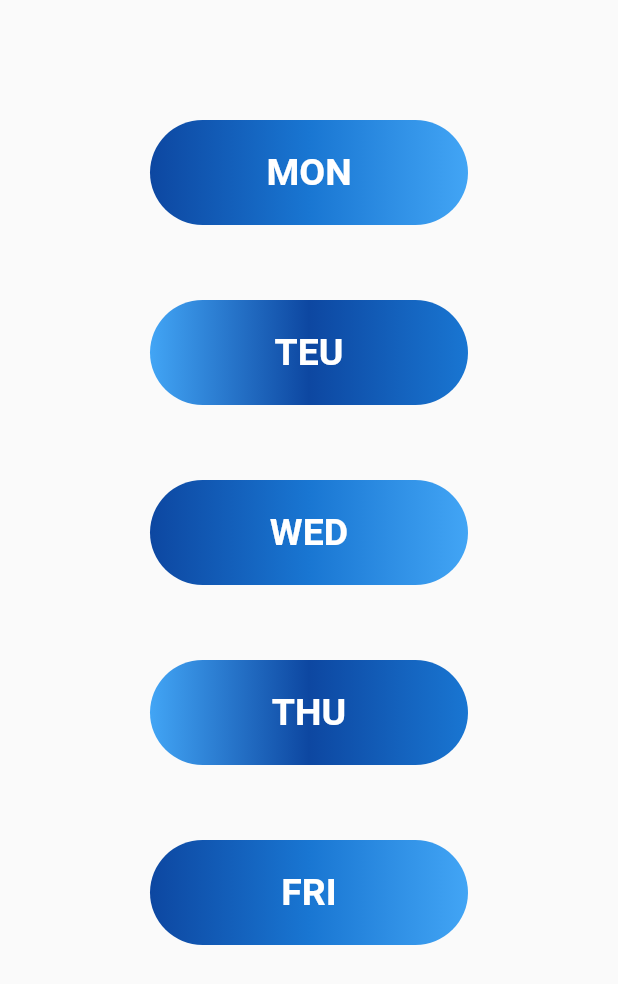
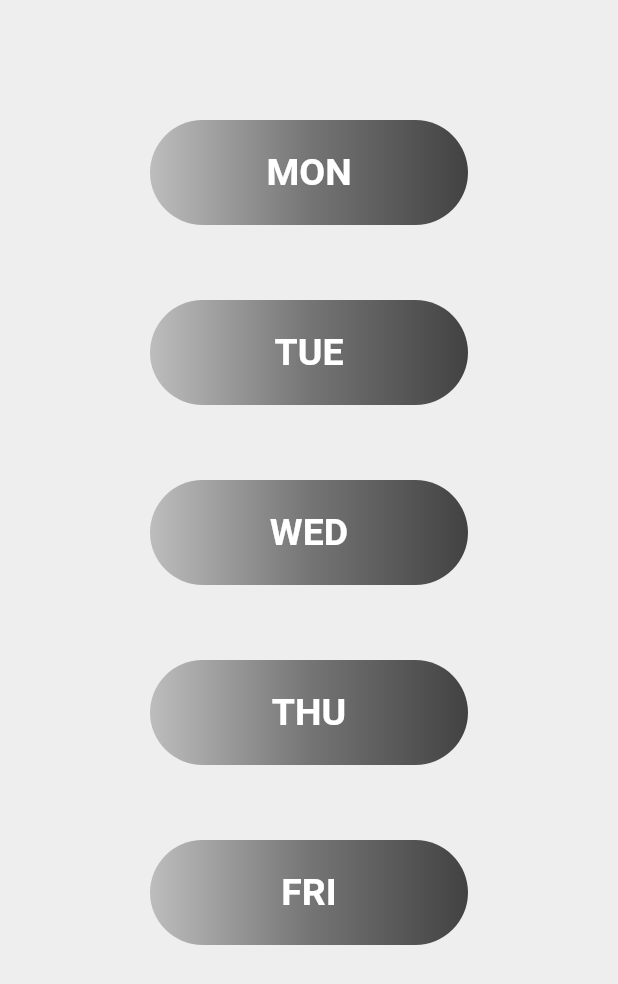
Before and after one commit to fuadmansoork/Go_To_Live, a Flutter app: the Days screen opened by its route, on a phone screen of 412 x 824 dp. Shown: the top 984 px of the screen. Run offline on Flutter 3.47's test engine with Material 2 defaults, Android fonts, the phone set to English and light mode, and no system bars; our stand-ins replace google_fonts, sqflite, toggle_switch; accounts and stored records are empty.

```diff
--- a/GoToLive/lib/HomePage/Days.dart
+++ b/GoToLive/lib/HomePage/Days.dart
@@ -7,6 +7,7 @@ class Days extends StatelessWidget {
   @override
   Widget build(BuildContext context) {
     return Scaffold(
+        backgroundColor: Colors.grey[200],
         body: SingleChildScrollView(
             child: Column(children: [
           Column(
@@ -33,8 +34,8 @@ class Days extends StatelessWidget {
                               ));
                         },
                         child: Padding(
-                      padding:
-                          const EdgeInsets.only(top: 80, right: 100, left: 100),
+                          padding: const EdgeInsets.only(
+                              top: 80, right: 100, left: 100),
                           child: Container(
                               width: MediaQuery.of(context).size.width,
                               height: 70,
@@ -42,9 +43,9 @@ class Days extends StatelessWidget {
                                 color: Colors.blueGrey[100],
                                 borderRadius: BorderRadius.circular(300),
                                 gradient: LinearGradient(colors: <Color>[
-                              Color(0xFF0D47A1),
-                              Color(0xFF1976D2),
-                              Color(0xFF42A5F5),
+                                  Colors.grey[400],
+                                  Colors.grey[600],
+                                  Colors.grey[800]
                                 ]),
                               ),
                               child: Center(
@@ -75,13 +76,13 @@ class Days extends StatelessWidget {
                                 color: Colors.grey,
                                 borderRadius: BorderRadius.circular(300),
                                 gradient: LinearGradient(colors: <Color>[
-                              Color(0xFF42A5F5),
-                              Color(0xFF0D47A1),
-                              Color(0xFF1976D2),
+                                  Colors.grey[400],
+                                  Colors.grey[600],
+                                  Colors.grey[800]
                                 ]),
                               ),
                               child: Center(
-                              child: Text('TEU',
+                                  child: Text('TUE',
                                       style: TextStyle(
                                           color: Colors.white,
                                           fontSize: 25,
@@ -108,9 +109,9 @@ class Days extends StatelessWidget {
                                 color: Colors.grey,
                                 borderRadius: BorderRadius.circular(300),
                                 gradient: LinearGradient(colors: <Color>[
-                              Color(0xFF0D47A1),
-                              Color(0xFF1976D2),
-                              Color(0xFF42A5F5),
+                                  Colors.grey[400],
+                                  Colors.grey[600],
+                                  Colors.grey[800]
                                 ]),
                               ),
                               child: Center(
@@ -141,9 +142,9 @@ class Days extends StatelessWidget {
                                 color: Colors.grey,
                                 borderRadius: BorderRadius.circular(300),
                                 gradient: LinearGradient(colors: <Color>[
-                              Color(0xFF42A5F5),
-                              Color(0xFF0D47A1),
-                              Color(0xFF1976D2),
+                                  Colors.grey[400],
+                                  Colors.grey[600],
+                                  Colors.grey[800]
                                 ]),
                               ),
                               child: Center(
@@ -174,9 +175,9 @@ class Days extends StatelessWidget {
                                 color: Colors.grey,
                                 borderRadius: BorderRadius.circular(300),
                                 gradient: LinearGradient(colors: <Color>[
-                              Color(0xFF0D47A1),
-                              Color(0xFF1976D2),
-                              Color(0xFF42A5F5),
+                                  Colors.grey[400],
+                                  Colors.grey[600],
+                                  Colors.grey[800]
                                 ]),
                               ),
                               child: Center(
--- a/GoToLive/lib/HomePage/Homepage.dart
+++ b/GoToLive/lib/HomePage/Homepage.dart
@@ -32,13 +32,12 @@ class HomePage extends StatelessWidget {
                         gradient: LinearGradient(colors: <Color>[
                           Color(0xFF1E88E5),
                           Color(0xFF1976D2),
-                          Color(0xFF42A5F5),
                         ]),
                         shape: BoxShape.circle,
                       ),
                       child: Icon(
                         Icons.arrow_forward_ios,
-                        color: Colors.cyan,
+                        color: Colors.white,
                       )),
                 ),
               )
--- a/GoToLive/lib/main.dart
+++ b/GoToLive/lib/main.dart
@@ -1,8 +1,6 @@
 import 'package:flutter/material.dart';
 
 import 'Days/monday/monday.dart';
-
-import 'Days/tuesday.dart';
 
 import 'HomePage/Days.dart';
 import 'HomePage/Homepage.dart';
@@ -16,6 +14,7 @@ class MyApp extends StatelessWidget {
   @override
   Widget build(BuildContext context) {
     return MaterialApp(
+      debugShowCheckedModeBanner: false,
       title: 'Flutter Demo',
       theme: ThemeData(
         // This is the theme of your application.
--- a/GoToLive/pubspec.yaml
+++ b/GoToLive/pubspec.yaml
@@ -28,6 +28,7 @@ dependencies:
   sqflite: any
   path_provider: any
   toggle_switch: "^0.1.8"
+
 
 
   # The following adds the Cupertino Icons font to your application.
```
Also changed, not shown: GoToLive/lib/Days/monday/input.dart (+10 -2 lines), GoToLive/lib/Days/monday/monday.dart (+48 -11 lines), GoToLive/lib/Days/monday/update.dart (+14 -7 lines), GoToLive/lib/Days/tuesday.dart (deleted, +0 -123 lines), GoToLive/lib/Days/wednesday.dart (deleted), 1 other file. Lines whose indentation alone changed are shown as unchanged.
